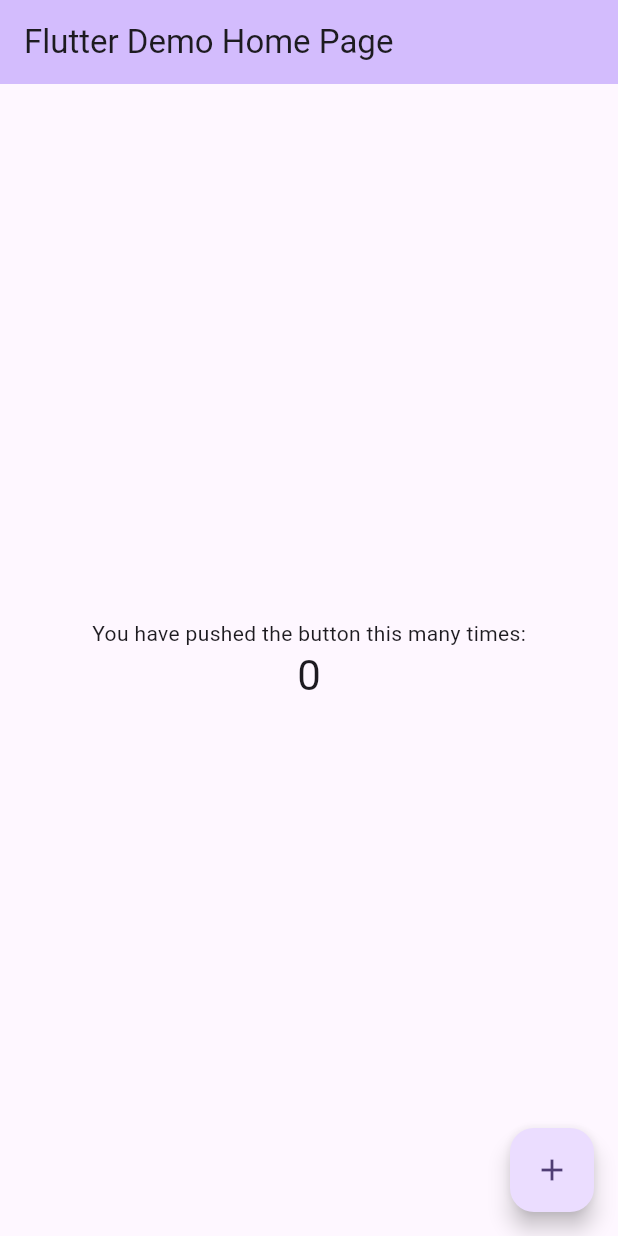
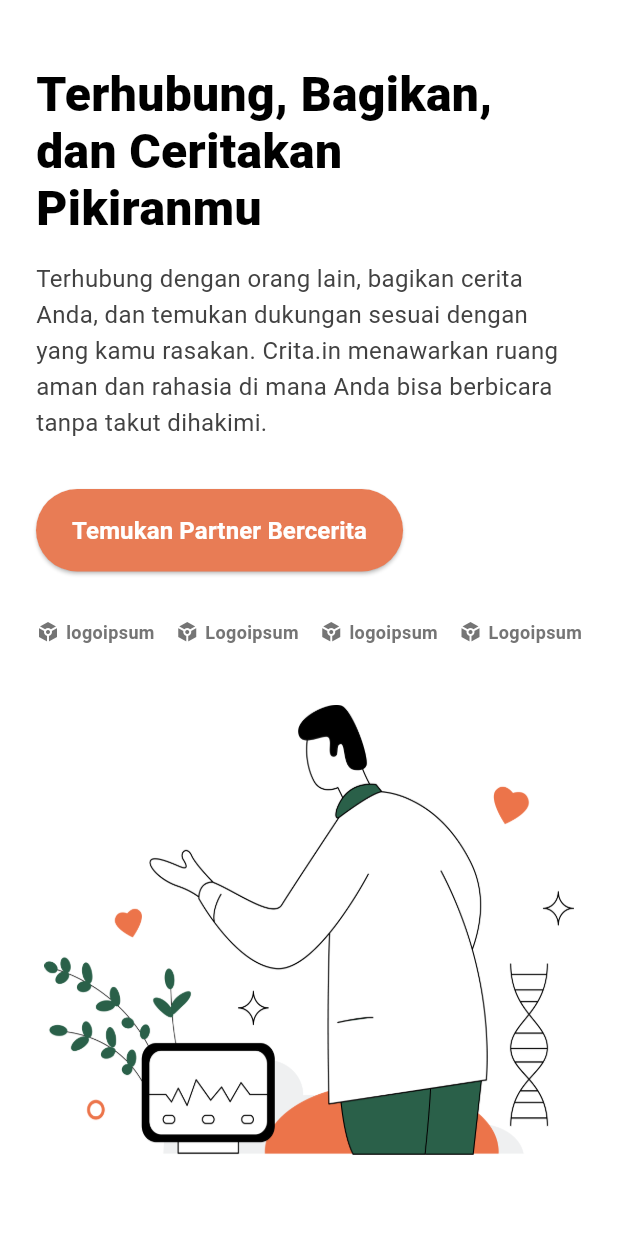
Before and after one commit to azharpratama/tekberkyunkyun-critain, a Flutter app: the screen it shows after launch, on a phone screen of 412 x 824 dp. Run offline on Flutter 3.47's test engine with Material 3 defaults, Android fonts, the light colour scheme and no system bars; our stand-ins replace flutter_dotenv, supabase_flutter; accounts and stored records are empty.

Commit message:
slcing home & perpustakaan cerita page

```diff
--- a/lib/main.dart
+++ b/lib/main.dart
@@ -1,22 +1,26 @@
 import 'package:flutter/material.dart';
+import 'package:flutter_dotenv/flutter_dotenv.dart';
 import 'package:supabase_flutter/supabase_flutter.dart';
-import 'package:flutter_dotenv/flutter_dotenv.dart';
+import 'package:critain/screens/perpustakaan-cerita.dart';
+import 'package:critain/screens/home_page.dart';
+import 'package:flutter_web_plugins/url_strategy.dart';
 
 void main() async {
   WidgetsFlutterBinding.ensureInitialized();
+  usePathUrlStrategy();
 
   // Load environment variables from .env file
-  await dotenv.load(fileName: ".env");
+  // await dotenv.load(fileName: ".env");
 
-  await Supabase.initialize(
-    url: dotenv.env['SUPABASE_URL']!,
-    anonKey: dotenv.env['SUPABASE_ANON_KEY']!,
-  );
+  // await Supabase.initialize(
+  //   url: dotenv.env['SUPABASE_URL']!,
+  //   anonKey: dotenv.env['SUPABASE_ANON_KEY']!,
+  // );
 
   runApp(const MyApp());
 }
 
-final supabase = Supabase.instance.client;
+// final supabase = Supabase.instance.client;
 
 class MyApp extends StatelessWidget {
   const MyApp({super.key});
@@ -25,113 +29,16 @@ class MyApp extends StatelessWidget {
   @override
   Widget build(BuildContext context) {
     return MaterialApp(
-      title: 'Flutter Demo',
+      debugShowCheckedModeBanner: false,
+      title: 'Critain',
       theme: ThemeData(
-        // This is the theme of your application.
-        //
-        // TRY THIS: Try running your application with "flutter run". You'll see
-        // the application has a purple toolbar. Then, without quitting the app,
-        // try changing the seedColor in the colorScheme below to Colors.green
-        // and then invoke "hot reload" (save your changes or press the "hot
-        // reload" button in a Flutter-supported IDE, or press "r" if you used
-        // the command line to start the app).
-        //
-        // Notice that the counter didn't reset back to zero; the application
-        // state is not lost during the reload. To reset the state, use hot
-        // restart instead.
-        //
-        // This works for code too, not just values: Most code changes can be
-        // tested with just a hot reload.
         colorScheme: ColorScheme.fromSeed(seedColor: Colors.deepPurple),
       ),
-      home: const MyHomePage(title: 'Flutter Demo Home Page'),
+      initialRoute: '/',
+      routes: {
+        '/': (context) => const HomePage(),
+        '/perpustakaan-cerita': (context) => const PerpustakaanCerita(),
+      },
     );
   }
 }
-
-class MyHomePage extends StatefulWidget {
-  const MyHomePage({super.key, required this.title});
-
-  // This widget is the home page of your application. It is stateful, meaning
-  // that it has a State object (defined below) that contains fields that affect
-  // how it looks.
-
-  // This class is the configuration for the state. It holds the values (in this
-  // case the title) provided by the parent (in this case the App widget) and
-  // used by the build method of the State. Fields in a Widget subclass are
-  // always marked "final".
-
-  final String title;
-
-  @override
-  State<MyHomePage> createState() => _MyHomePageState();
-}
-
-class _MyHomePageState extends State<MyHomePage> {
-  int _counter = 0;
-
-  void _incrementCounter() {
-    setState(() {
-      // This call to setState tells the Flutter framework that something has
-      // changed in this State, which causes it to rerun the build method below
-      // so that the display can reflect the updated values. If we changed
-      // _counter without calling setState(), then the build method would not be
-      // called again, and so nothing would appear to happen.
-      _counter++;
-    });
-  }
-
-  @override
-  Widget build(BuildContext context) {
-    // This method is rerun every time setState is called, for instance as done
-    // by the _incrementCounter method above.
-    //
-    // The Flutter framework has been optimized to make rerunning build methods
-    // fast, so that you can just rebuild anything that needs updating rather
-    // than having to individually change instances of widgets.
-    return Scaffold(
-      appBar: AppBar(
-        // TRY THIS: Try changing the color here to a specific color (to
-        // Colors.amber, perhaps?) and trigger a hot reload to see the AppBar
-        // change color while the other colors stay the same.
-        backgroundColor: Theme.of(context).colorScheme.inversePrimary,
-        // Here we take the value from the MyHomePage object that was created by
-        // the App.build method, and use it to set our appbar title.
-        title: Text(widget.title),
-      ),
-      body: Center(
-        // Center is a layout widget. It takes a single child and positions it
-        // in the middle of the parent.
-        child: Column(
-          // Column is also a layout widget. It takes a list of children and
-          // arranges them vertically. By default, it sizes itself to fit its
-          // children horizontally, and tries to be as tall as its parent.
-          //
-          // Column has various properties to control how it sizes itself and
-          // how it positions its children. Here we use mainAxisAlignment to
-          // center the children vertically; the main axis here is the vertical
-          // axis because Columns are vertical (the cross axis would be
-          // horizontal).
-          //
-          // TRY THIS: Invoke "debug painting" (choose the "Toggle Debug Paint"
-          // action in the IDE, or press "p" in the console), to see the
-          // wireframe for each widget.
-          mainAxisAlignment: MainAxisAlignment.center,
-          children: <Widget>[
-            const Text('You have pushed the button this many times:'),
-            Text(
-              '$_counter',
-              style: Theme.of(context).textTheme.headlineMedium,
-            ),
-          ],
-        ),
-      ),
-      floatingActionButton: FloatingActionButton(
-        onPressed: _incrementCounter,
-        tooltip: 'Increment',
-        child: const Icon(Icons.add),
-      ), // This trailing comma makes auto-formatting nicer for build methods.
-    );
-  }
-}
-//Commit 3
--- /dev/null
+++ b/lib/screens/home_page.dart
@@ -0,0 +1,173 @@
+import 'package:flutter/material.dart';
+
+class HomePage extends StatelessWidget {
+  const HomePage({super.key});
+
+  @override
+  Widget build(BuildContext context) {
+    return Scaffold(
+      backgroundColor: Colors.white,
+      body: SafeArea(
+        child: Center(
+          child: ConstrainedBox(
+            constraints: const BoxConstraints(maxWidth: 600),
+            child: SingleChildScrollView(
+              child: Column(
+                crossAxisAlignment: CrossAxisAlignment.start,
+                children: [
+                  Padding(
+                    padding: const EdgeInsets.all(24.0),
+                    child: Column(
+                      crossAxisAlignment: CrossAxisAlignment.start,
+                      children: [
+                        const SizedBox(height: 20),
+                        // Title
+                        const Text(
+                          'Terhubung, Bagikan,\ndan Ceritakan\nPikiranmu',
+                          style: TextStyle(
+                            fontSize: 32,
+                            fontWeight: FontWeight.w900,
+                            height: 1.2,
+                            color: Colors.black,
+                          ),
+                        ),
+                        const SizedBox(height: 16),
+
+                        // Description
+                        Text(
+                          'Terhubung dengan orang lain, bagikan cerita Anda, dan temukan dukungan sesuai dengan yang kamu rasakan. Crita.in menawarkan ruang aman dan rahasia di mana Anda bisa berbicara tanpa takut dihakimi.',
+                          style: TextStyle(
+                            fontSize: 16,
+                            color: Colors.grey[800],
+                            height: 1.5,
+                          ),
+                        ),
+                        const SizedBox(height: 32),
+
+                        // Button
+                        ElevatedButton(
+                          onPressed: () {
+                            Navigator.pushNamed(context, '/perpustakaan-cerita');
+                          },
+                          style: ElevatedButton.styleFrom(
+                            backgroundColor: const Color(0xFFE87C55), // Orange color
+                            foregroundColor: Colors.white,
+                            shape: RoundedRectangleBorder(
+                              borderRadius: BorderRadius.circular(30),
+                            ),
+                            padding: const EdgeInsets.symmetric(
+                                horizontal: 24, vertical: 16),
+                          ),
+                          child: const Text(
+                            'Temukan Partner Bercerita',
+                            style: TextStyle(
+                              fontSize: 16,
+                              fontWeight: FontWeight.bold,
+                            ),
+                          ),
+                        ),
+                        const SizedBox(height: 32),
+
+                        // Logos (Placeholder)
+                        Row(
+                          mainAxisAlignment: MainAxisAlignment.spaceBetween,
+                          children: [
+                            _buildLogoPlaceholder('logoipsum'),
+                            _buildLogoPlaceholder('Logoipsum'),
+                            _buildLogoPlaceholder('logoipsum'),
+                            _buildLogoPlaceholder('Logoipsum'),
+                          ],
+                        ),
+                        const SizedBox(height: 40),
+
+                        // Illustration
+                        Center(
+                          child: Image.asset(
+                            'assets/images/people-icon-pc.png',
+                            height: 300,
+                            fit: BoxFit.contain,
+                          ),
+                        ),
+                        const SizedBox(height: 40),
+                      ],
+                    ),
+                  ),
+
+                  // Green Section (Now part of scrollable content)
+                  Container(
+                    width: double.infinity,
+                    padding: const EdgeInsets.symmetric(vertical: 24, horizontal: 24),
+                    color: const Color(0xFF3A9D76), // Green color
+                    child: Row(
+                      mainAxisAlignment: MainAxisAlignment.center,
+                      children: [
+                        const Icon(Icons.mic_none_outlined,
+                            color: Colors.white, size: 32),
+                        const SizedBox(width: 12),
+                        const Text(
+                          'Memberdayakan Melalui Cerita!',
+                          style: TextStyle(
+                            color: Colors.white,
+                            fontSize: 16,
+                            fontWeight: FontWeight.bold,
+                          ),
+                        ),
+                        const SizedBox(width: 12),
+                        const Icon(Icons.mic_none_outlined,
+                            color: Colors.white, size: 32),
+                      ],
+                    ),
+                  ),
+
+                  // Landing Page Placeholder
+                  Container(
+                    height: 600,
+                    width: double.infinity,
+                    color: Colors.grey[100],
+                    child: Column(
+                      mainAxisAlignment: MainAxisAlignment.center,
+                      children: [
+                        Icon(Icons.web_asset, size: 64, color: Colors.grey[400]),
+                        const SizedBox(height: 16),
+                        Text(
+                          'Landing Page Content',
+                          style: TextStyle(
+                            fontSize: 20,
+                            fontWeight: FontWeight.bold,
+                            color: Colors.grey[600],
+                          ),
+                        ),
+                        const SizedBox(height: 8),
+                        Text(
+                          'Additional sections will go here',
+                          style: TextStyle(color: Colors.grey[500]),
+                        ),
+                      ],
+                    ),
+                  ),
+                ],
+              ),
+            ),
+          ),
+        ),
+      ),
+    );
+  }
+
+  Widget _buildLogoPlaceholder(String text) {
+    return Row(
+      children: [
+        Icon(Icons.token, size: 16, color: Colors.grey[600]),
+        const SizedBox(width: 4),
+        Text(
+          text,
+          style: TextStyle(
+            color: Colors.grey[600],
+            fontWeight: FontWeight.bold,
+            fontSize: 12,
+          ),
+        ),
+      ],
+    );
+  }
+}
--- a/pubspec.yaml
+++ b/pubspec.yaml
@@ -19,7 +19,7 @@ publish_to: 'none' # Remove this line if you wish to publish to pub.dev
 version: 1.0.0+1
 
 environment:
-  sdk: ^3.9.2
+  sdk: ^3.0.0
 
 # Dependencies specify other packages that your package needs in order to work.
 # To automatically upgrade your package dependencies to the latest versions
@@ -62,7 +62,7 @@ flutter:
   # To add assets to your application, add an assets section, like this:
   assets:
     - .env
-  #   - images/a_dot_burr.jpeg
+    - assets/images/
   #   - images/a_dot_ham.jpeg
 
   # An image asset can refer to one or more resolution-specific "variants", see
```
Also changed, not shown: lib/screens/perpustakaan-cerita.dart (added, +177 -0 lines), assets/images/people-icon-pc.png (added), pubspec.lock.
